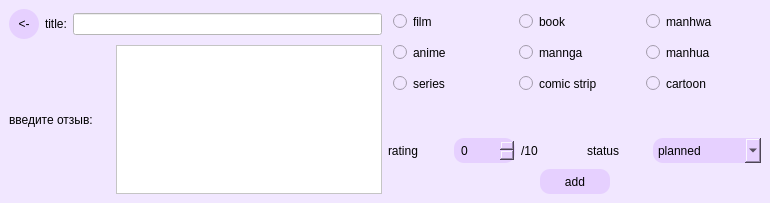
Qt form a2.ui (bogap/kittenlog) before a commit.
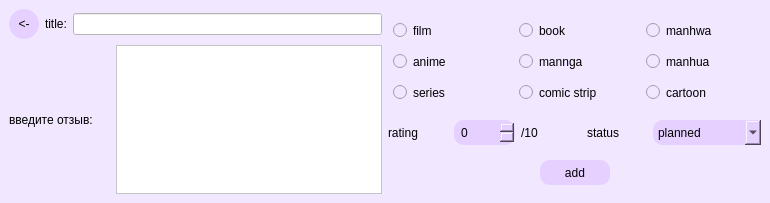
The same form after that commit.

Patch:
```diff
--- a/a2.ui
+++ b/a2.ui
@@ -256,19 +256,6 @@
           </item>
          </layout>
         </item>
-        <item>
-         <spacer name="verticalSpacer_5">
-          <property name="orientation">
-           <enum>Qt::Vertical</enum>
-          </property>
-          <property name="sizeHint" stdset="0">
-           <size>
-            <width>20</width>
-            <height>40</height>
-           </size>
-          </property>
-         </spacer>
-        </item>
         <item>
          <layout class="QHBoxLayout" name="horizontal_layout_rating_status">
           <item>
```
Left out of the diff: 4 changed lines with no effect on the pictures.
